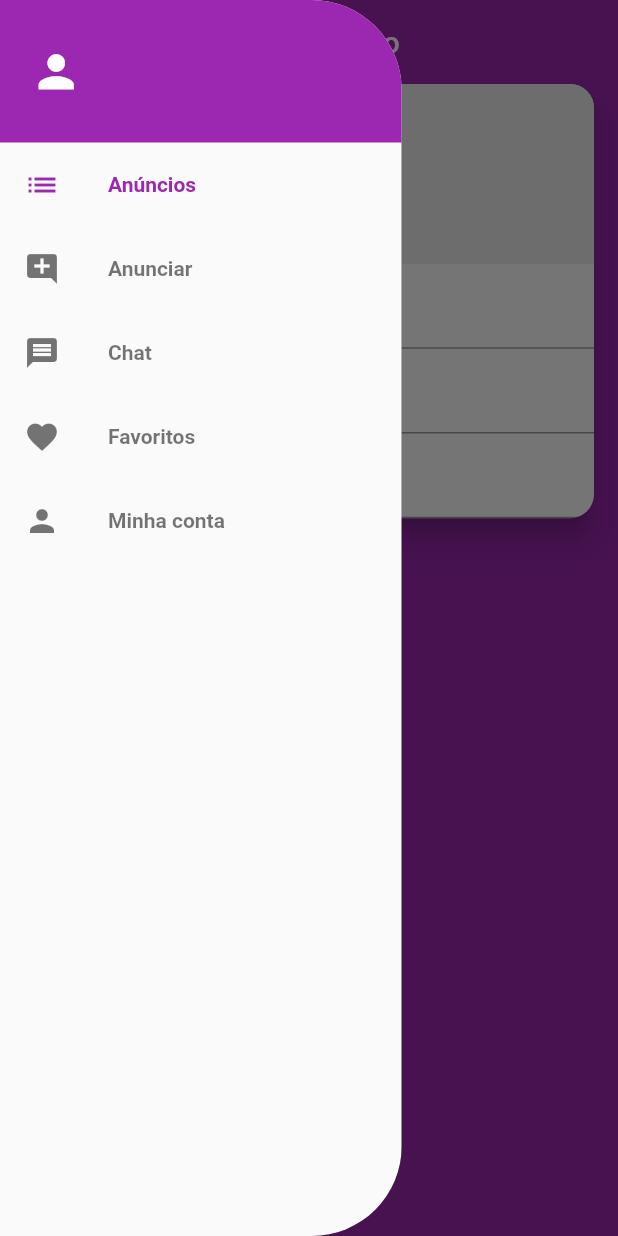
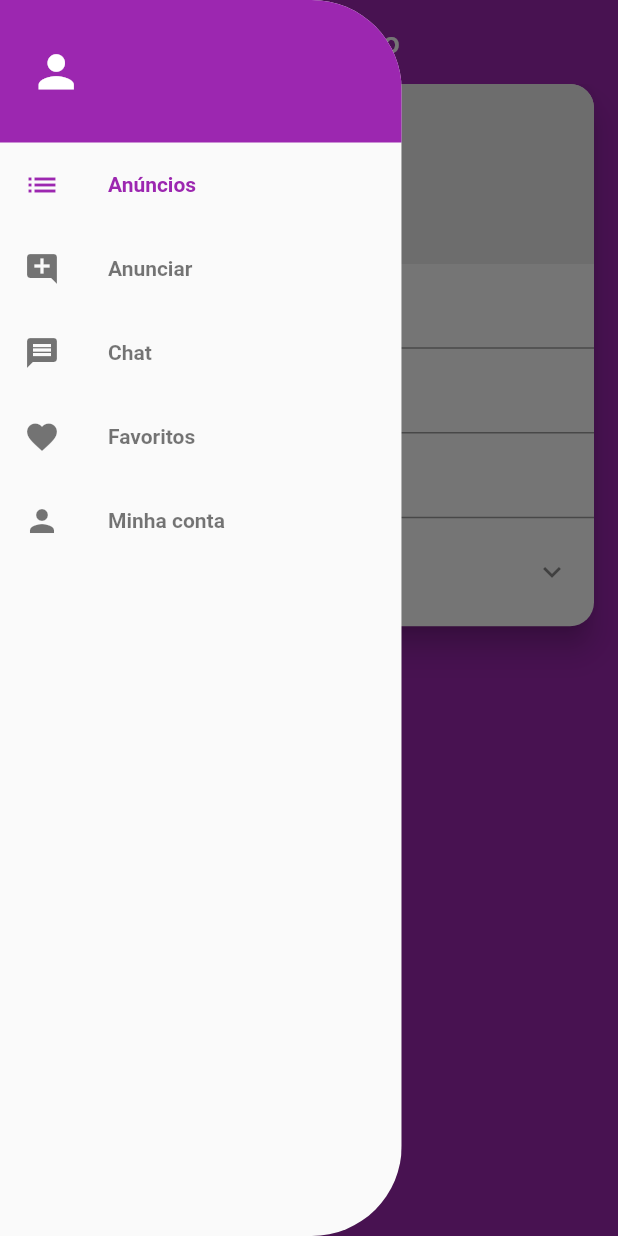
Before and after one commit to C4st3ll4n/revendinea, a Flutter app: the CreateScreen screen opened directly, with the side drawer open, on a phone screen of 412 x 824 dp. Run offline on Flutter 3.47's test engine with Material 2 defaults, Android fonts, the phone set to English and light mode, and no system bars; our stand-ins replace brasil_fields, flutter_mobx, get_it, image_cropper, image_picker, mobx and 1 more; accounts and stored records are empty; generated files the repository leaves out were written again; network calls fail.

Commit message:
metade do formulário de inserção concluído

```diff
--- /dev/null
+++ b/lib/src/model/Category.dart
@@ -0,0 +1,32 @@
+import 'package:parse_server_sdk/parse_server_sdk.dart';
+
+const kCategoryTable = "Categories";
+const kCategoryId = "objectId";
+const kCategoryDescription = "description";
+
+class Category {
+  final String id;
+  final String description;
+
+  Category(this.id, this.description);
+
+  Category.fromParse(ParseObject parseObject)
+      : id = parseObject.objectId,
+        description = parseObject.get(kCategoryDescription);
+
+  @override
+  String toString() {
+    return 'Category{id: $id, description: $description}';
+  }
+
+  @override
+  bool operator ==(Object other) =>
+      identical(this, other) ||
+      other is Category &&
+          runtimeType == other.runtimeType &&
+          id == other.id &&
+          description == other.description;
+
+  @override
+  int get hashCode => id.hashCode ^ description.hashCode;
+}
--- /dev/null
+++ b/lib/src/repository/interface/ICategoryRepository.dart
@@ -0,0 +1,3 @@
+abstract class ICategoryRepository {
+  Future getList();
+}
--- a/lib/src/ui/screen/announcement/create_screen.dart
+++ b/lib/src/ui/screen/announcement/create_screen.dart
@@ -3,6 +3,7 @@ import 'package:flutter/cupertino.dart';
 import 'package:flutter/material.dart';
 import 'package:flutter/services.dart';
 import 'package:revendinea/src/store/announcement/create_store.dart';
+import 'package:revendinea/src/ui/widgets/announcement/category_field.dart';
 import 'package:revendinea/src/ui/widgets/announcement/images_field.dart';
 import 'package:revendinea/src/ui/widgets/drawer/custom_drawer.dart';
 
@@ -62,6 +63,7 @@ class CreateScreen extends StatelessWidget {
                 RealInputFormatter(centavos: true)
               ],
             ),
+            CategoryField(_createStore),
           ],
         ),
       ),
--- /dev/null
+++ b/lib/src/ui/widgets/announcement/category_field.dart
@@ -0,0 +1,44 @@
+import 'package:flutter/material.dart';
+import 'package:flutter_mobx/flutter_mobx.dart';
+import 'package:revendinea/src/model/Category.dart';
+import 'package:revendinea/src/store/announcement/create_store.dart';
+import 'package:revendinea/src/ui/screen/announcement/category_screen.dart';
+
+class CategoryField extends StatelessWidget {
+  final CreateStore controller;
+
+  CategoryField(this.controller);
+
+  @override
+  Widget build(BuildContext context) {
+    return Observer(
+      builder: (_) {
+        return ListTile(
+          onTap: () async {
+            final Category categoria = await showDialog(
+              context: context,
+              builder: (_) => CategoryScreen(
+                showAll: false,
+                selected: controller.category ?? null,
+              ),
+            );
+
+            if (categoria != null) controller.setCategory(categoria);
+          },
+          subtitle: Text(
+            controller.category?.description ?? "",
+            style: TextStyle(color: Colors.black, fontSize: 17),
+          ),
+          title: Text(
+            "Categoria *",
+            style: TextStyle(
+                color: Colors.grey,
+                fontWeight: FontWeight.w800,
+                fontSize: controller?.category?.description == null ? 18 : 12),
+          ),
+          trailing: Icon(Icons.keyboard_arrow_down_outlined),
+        );
+      },
+    );
+  }
+}
--- a/lib/src/ui/widgets/announcement/images_field.dart
+++ b/lib/src/ui/widgets/announcement/images_field.dart
@@ -4,12 +4,14 @@ import 'package:flutter/cupertino.dart';
 import 'package:flutter/material.dart';
 import 'package:flutter_mobx/flutter_mobx.dart';
 import 'package:revendinea/src/store/announcement/create_store.dart';
+import 'package:revendinea/src/ui/widgets/announcement/image_dialog.dart';
 import 'package:revendinea/src/ui/widgets/announcement/image_source_modal.dart';
 
 class ImagesField extends StatelessWidget {
   final CreateStore controller;
 
   ImagesField({Key key, this.controller}) : super(key: key);
+
   @override
   Widget build(BuildContext context) {
     return Container(
@@ -53,10 +55,22 @@ class ImagesField extends StatelessWidget {
             } else {
               return Padding(
                 padding: const EdgeInsets.fromLTRB(8, 8, 0, 8),
-                child: CircleAvatar(
-                  radius: 44,
-                  backgroundColor: Colors.grey[300],
-                  backgroundImage: FileImage(controller.images.elementAt(indx)),
+                child: GestureDetector(
+                  onTap: () {
+                    showDialog(
+                      context: context,
+                      builder: (_) => ImageDialog(
+                        image: controller.images.elementAt(indx),
+                        onDelete: () => controller.images.removeAt(indx),
+                      ),
+                    );
+                  },
+                  child: CircleAvatar(
+                    radius: 44,
+                    backgroundColor: Colors.grey[300],
+                    backgroundImage:
+                        FileImage(controller.images.elementAt(indx)),
+                  ),
                 ),
               );
             }
```
Also changed, not shown: lib/main.dart (+10 -5 lines), lib/src/app.dart (+6 -8 lines), lib/src/repository/CategoryRepository.dart (added, +25 -0 lines), lib/src/store/announcement/category_store.dart (added, +37 -0 lines), lib/src/store/announcement/create_store.dart (+7 -0 lines), lib/src/ui/screen/announcement/category_screen.dart (added, +83 -0 lines), lib/src/ui/widgets/announcement/image_dialog.dart (added, +31 -0 lines), lib/src/store/announcement/category_store.g.dart (added), lib/src/store/announcement/create_store.g.dart.
